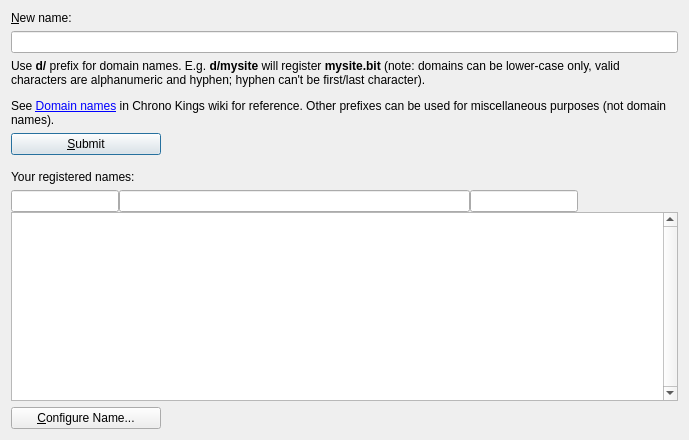
This is src/qt/forms/managenamespage.ui in chronokings/huntercoin as Qt 5 draws it before an edit. The edited form follows.
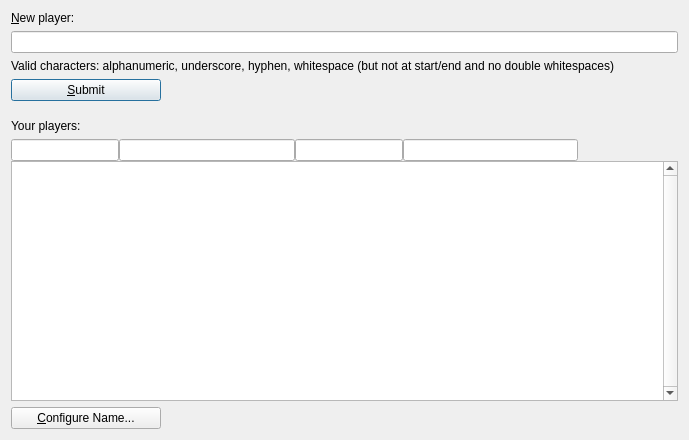
This is the edited form. Icons and pictures are not drawn. Custom widgets are drawn as their Qt base class.

Commit message: Added info on game events to scriptSig of game transactions. Added game-related fields to GUI (such as PlayerState, as JSON string).

What changed in the file:
```diff
--- a/src/qt/forms/managenamespage.ui
+++ b/src/qt/forms/managenamespage.ui
@@ -31,7 +31,7 @@
         </sizepolicy>
        </property>
        <property name="text">
-        <string>&amp;New name:</string>
+        <string>&amp;New player:</string>
        </property>
        <property name="alignment">
         <set>Qt::AlignLeading|Qt::AlignLeft|Qt::AlignVCenter</set>
@@ -60,7 +60,7 @@
         </sizepolicy>
        </property>
        <property name="text">
-        <string>&lt;html&gt;&lt;head/&gt;&lt;body&gt;&lt;p&gt;Use &lt;span style=&quot; font-weight:600;&quot;&gt;d/&lt;/span&gt; prefix for domain names. E.g. &lt;span style=&quot; font-weight:600;&quot;&gt;d/mysite&lt;/span&gt; will register &lt;span style=&quot; font-weight:600;&quot;&gt;mysite.bit&lt;/span&gt; (note: domains can be lower-case only, valid characters are alphanumeric and hyphen; hyphen can't be first/last character).&lt;/p&gt;&lt;p&gt;See &lt;a href=&quot;http://dot-bit.org/Namespace:Domain_names&quot;&gt;&lt;span style=&quot; text-decoration: underline; color:#0000ff;&quot;&gt;Domain names&lt;/span&gt;&lt;/a&gt; in Chrono Kings wiki for reference. Other prefixes can be used for miscellaneous purposes (not domain names).&lt;/p&gt;&lt;/body&gt;&lt;/html&gt;</string>
+        <string>Valid characters: alphanumeric, underscore, hyphen, whitespace (but not at start/end and no double whitespaces)</string>
        </property>
        <property name="textFormat">
         <enum>Qt::RichText</enum>
@@ -128,7 +128,7 @@
         </sizepolicy>
        </property>
        <property name="text">
-        <string>Your registered names:</string>
+        <string>Your players:</string>
        </property>
        <property name="alignment">
         <set>Qt::AlignLeading|Qt::AlignLeft|Qt::AlignVCenter</set>
@@ -191,7 +191,17 @@
           </widget>
          </item>
          <item>
-          <spacer name="horizontalSpacer_ExpiresIn">
+          <widget class="QValidatedLineEdit" name="stateFilter">
+           <property name="toolTip">
+            <string>Enter part of state object to search for</string>
+           </property>
+           <property name="text">
+            <string notr="true"/>
+           </property>
+          </widget>
+         </item>
+         <item>
+          <spacer name="horizontalSpacer_Status">
            <property name="orientation">
             <enum>Qt::Horizontal</enum>
            </property>
```
The commit also changes 21 other files.
